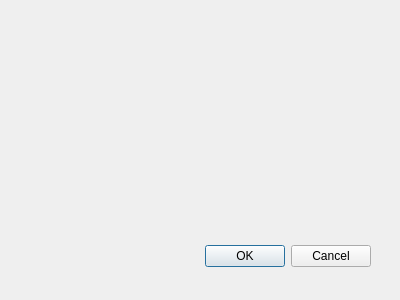
Before: the Qt Designer form Informatics_plugin_dialog_base.ui in WiktoriaSamek/InformaticsPlugin, drawn with Qt 5.
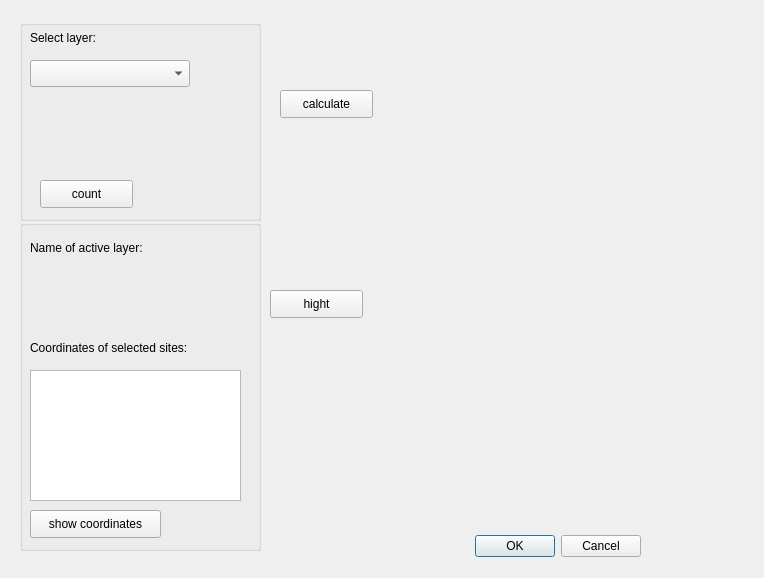
After: the same form once the commit is applied. Custom widgets are drawn as their Qt base class.

```diff
--- a/Informatics_plugin_dialog_base.ui
+++ b/Informatics_plugin_dialog_base.ui
@@ -1,22 +1,22 @@
 <ui version="4.0" >
  <class>InformaticsPluginDialogBase</class>
- <widget class="QDialog" name="InformaticsPluginDialogBase" >
-  <property name="geometry" >
+ <widget class="QDialog" name="InformaticsPluginDialogBase">
+  <property name="geometry">
    <rect>
     <x>0</x>
     <y>0</y>
-    <width>400</width>
-    <height>300</height>
+    <width>764</width>
+    <height>578</height>
    </rect>
   </property>
   <property name="windowTitle" >
    <string>Informatics Plugin</string>
   </property>
-  <widget class="QDialogButtonBox" name="button_box" >
-   <property name="geometry" >
+  <widget class="QDialogButtonBox" name="button_box">
+   <property name="geometry">
     <rect>
-     <x>30</x>
-     <y>240</y>
+     <x>300</x>
+     <y>530</y>
      <width>341</width>
      <height>32</height>
     </rect>
@@ -28,7 +28,206 @@
     <set>QDialogButtonBox::Cancel|QDialogButtonBox::Ok</set>
    </property>
   </widget>
+  <widget class="QLabel" name="listoHigh">
+   <property name="geometry">
+    <rect>
+     <x>280</x>
+     <y>160</y>
+     <width>191</width>
+     <height>71</height>
+    </rect>
+   </property>
+   <property name="text">
+    <string/>
+   </property>
+   <property name="wordWrap">
+    <bool>true</bool>
+   </property>
+  </widget>
+  <widget class="QLabel" name="label_area">
+   <property name="geometry">
+    <rect>
+     <x>280</x>
+     <y>60</y>
+     <width>55</width>
+     <height>16</height>
+    </rect>
+   </property>
+   <property name="text">
+    <string/>
+   </property>
+  </widget>
+  <widget class="QPushButton" name="pushbutton_calculate">
+   <property name="geometry">
+    <rect>
+     <x>280</x>
+     <y>90</y>
+     <width>93</width>
+     <height>28</height>
+    </rect>
+   </property>
+   <property name="text">
+    <string>calculate</string>
+   </property>
+  </widget>
+  <widget class="QGroupBox" name="one">
+   <property name="geometry">
+    <rect>
+     <x>20</x>
+     <y>20</y>
+     <width>241</width>
+     <height>201</height>
+    </rect>
+   </property>
+   <property name="title">
+    <string/>
+   </property>
+   <widget class="QPushButton" name="pushbutton_count">
+    <property name="geometry">
+     <rect>
+      <x>20</x>
+      <y>160</y>
+      <width>93</width>
+      <height>28</height>
+     </rect>
+    </property>
+    <property name="text">
+     <string>count</string>
+    </property>
+   </widget>
+   <widget class="QgsMapLayerComboBox" name="mMapLayerComboBox">
+    <property name="geometry">
+     <rect>
+      <x>10</x>
+      <y>40</y>
+      <width>160</width>
+      <height>27</height>
+     </rect>
+    </property>
+   </widget>
+   <widget class="QLabel" name="Select_layer">
+    <property name="geometry">
+     <rect>
+      <x>10</x>
+      <y>10</y>
+      <width>101</width>
+      <height>16</height>
+     </rect>
+    </property>
+    <property name="text">
+     <string>Select layer: </string>
+    </property>
+   </widget>
+   <widget class="QLabel" name="label_select">
+    <property name="geometry">
+     <rect>
+      <x>20</x>
+      <y>110</y>
+      <width>55</width>
+      <height>16</height>
+     </rect>
+    </property>
+    <property name="text">
+     <string/>
+    </property>
+   </widget>
+  </widget>
+  <widget class="QGroupBox" name="two">
+   <property name="geometry">
+    <rect>
+     <x>20</x>
+     <y>220</y>
+     <width>241</width>
+     <height>331</height>
+    </rect>
+   </property>
+   <property name="title">
+    <string/>
+   </property>
+   <widget class="QPushButton" name="pushbutton_showcoordinates">
+    <property name="geometry">
+     <rect>
+      <x>10</x>
+      <y>290</y>
+      <width>131</width>
+      <height>28</height>
+     </rect>
+    </property>
+    <property name="text">
+     <string>show coordinates</string>
+    </property>
+   </widget>
+   <widget class="QLabel" name="name_active">
+    <property name="geometry">
+     <rect>
+      <x>10</x>
+      <y>20</y>
+      <width>131</width>
+      <height>16</height>
+     </rect>
+    </property>
+    <property name="text">
+     <string>Name of active layer:</string>
+    </property>
+   </widget>
+   <widget class="QLabel" name="coordinates_of_selected">
+    <property name="geometry">
+     <rect>
+      <x>10</x>
+      <y>120</y>
+      <width>181</width>
+      <height>16</height>
+     </rect>
+    </property>
+    <property name="text">
+     <string>Coordinates of selected sites:</string>
+    </property>
+   </widget>
+   <widget class="QTextEdit" name="listObjects">
+    <property name="geometry">
+     <rect>
+      <x>10</x>
+      <y>150</y>
+      <width>211</width>
+      <height>131</height>
+     </rect>
+    </property>
+   </widget>
+   <widget class="QLabel" name="label_active">
+    <property name="geometry">
+     <rect>
+      <x>10</x>
+      <y>60</y>
+      <width>55</width>
+      <height>16</height>
+     </rect>
+    </property>
+    <property name="text">
+     <string/>
+    </property>
+   </widget>
+  </widget>
+  <widget class="QPushButton" name="pushbutton_hight">
+   <property name="geometry">
+    <rect>
+     <x>270</x>
+     <y>290</y>
+     <width>93</width>
+     <height>28</height>
+    </rect>
+   </property>
+   <property name="text">
+    <string>hight</string>
+   </property>
+  </widget>
  </widget>
+ <customwidgets>
+  <customwidget>
+   <class>QgsMapLayerComboBox</class>
+   <extends>QComboBox</extends>
+   <header>qgsmaplayercombobox.h</header>
+  </customwidget>
+ </customwidgets>
  <resources/>
  <connections>
   <connection>
```
Left out of the diff: 33 changed lines with no effect on the pictures.
